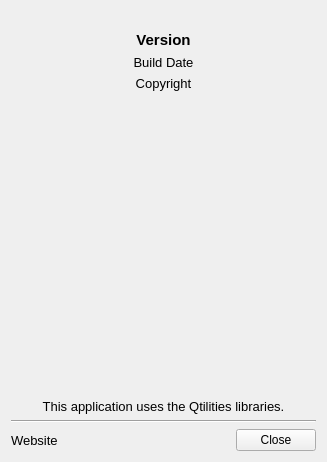
Before: the Qt Designer form src/CoreGui/source/AboutWindow.ui in JPNaude/Qtilities, drawn with Qt 5.
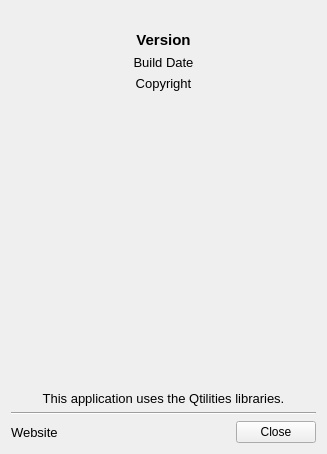
After: the same form once the commit is applied. Icons and pictures are not drawn.

What changed in the file:
```diff
--- a/src/CoreGui/source/AboutWindow.ui
+++ b/src/CoreGui/source/AboutWindow.ui
@@ -7,7 +7,7 @@
     <x>0</x>
     <y>0</y>
     <width>327</width>
-    <height>462</height>
+    <height>454</height>
    </rect>
   </property>
   <property name="windowTitle">
```
Left out of the diff: 2 changed lines with no effect on the pictures.
